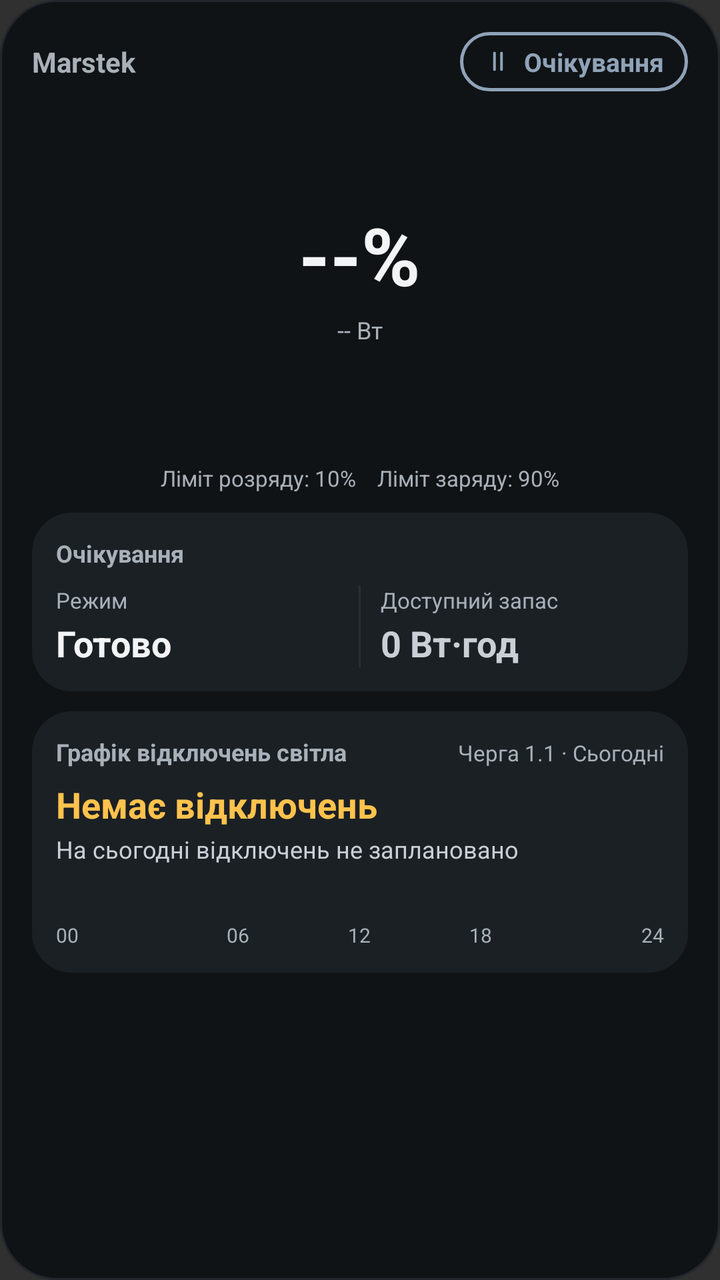
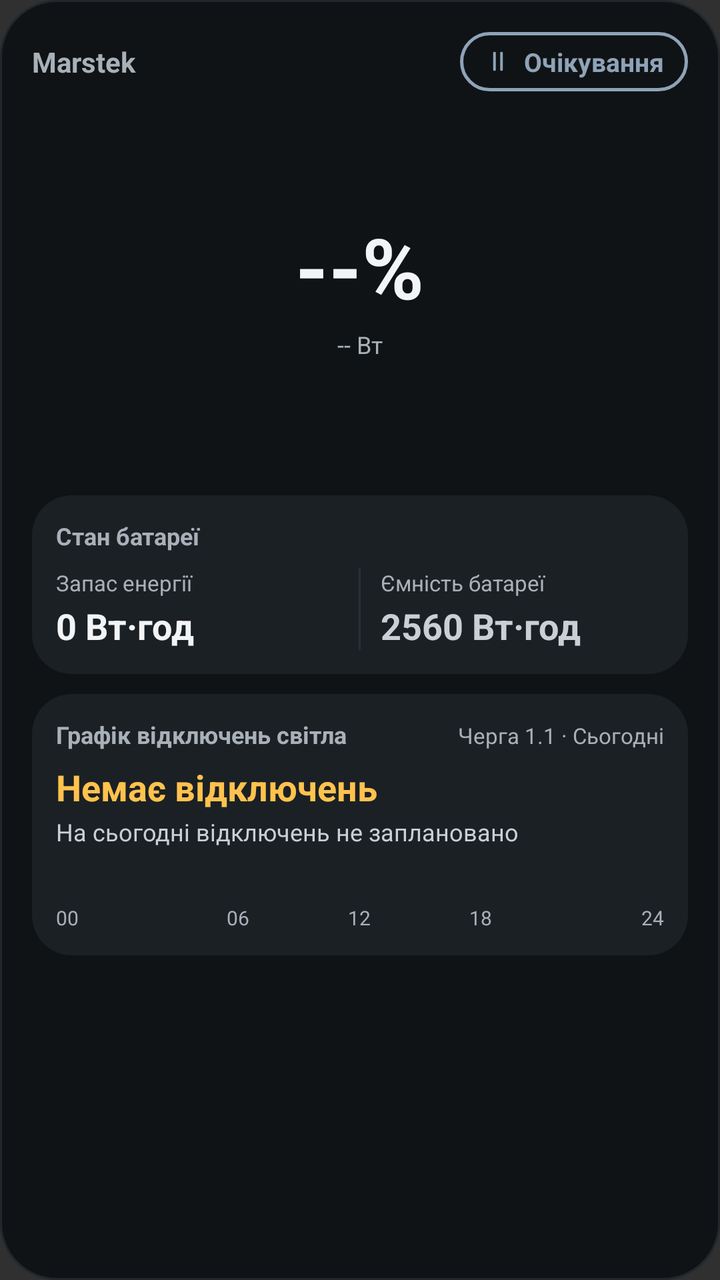

Screens rendered from an Android XML layout before and after an edit, with the pre-edit source and the edit as a unified diff.
<!-- AndroidManifest.xml: application theme Theme.AppCompat.NoActionBar -->
<!-- res/layout/widget_marstek_full.xml -->
<?xml version="1.0" encoding="utf-8"?>
<LinearLayout xmlns:android="http://schemas.android.com/apk/res/android"
    android:layout_width="match_parent"
    android:layout_height="match_parent"
    android:background="@drawable/widget_bg"
    android:orientation="vertical"
    android:padding="16dp">

    
    <LinearLayout
        android:layout_width="match_parent"
        android:layout_height="wrap_content"
        android:gravity="center_vertical"
        android:orientation="horizontal">

        <TextView
            android:id="@+id/fullHeaderTitle"
            android:layout_width="0dp"
            android:layout_height="wrap_content"
            android:layout_weight="1"
            android:ellipsize="end"
            android:maxLines="1"
            android:paddingVertical="4dp"
            android:text="Marstek"
            android:textColor="#A8B0B8"
            android:textSize="14sp"
            android:textStyle="bold" />

        <LinearLayout
            android:id="@+id/fullModeBadge"
            android:layout_width="wrap_content"
            android:layout_height="wrap_content"
            android:background="@drawable/badge_idle"
            android:gravity="center_vertical"
            android:orientation="horizontal"
            android:paddingHorizontal="12dp"
            android:paddingVertical="6dp">

            <ImageView
                android:id="@+id/fullModeIcon"
                android:layout_width="14dp"
                android:layout_height="14dp"
                android:contentDescription="@null"
                android:src="@drawable/ic_mode_idle" />

            <TextView
                android:id="@+id/fullModeLabel"
                android:layout_width="wrap_content"
                android:layout_height="wrap_content"
                android:layout_marginStart="6dp"
                android:maxLines="1"
                android:text="Очікування"
                android:textColor="#8FA3B8"
                android:textSize="13sp"
                android:textStyle="bold" />
        </LinearLayout>
    </LinearLayout>

    
    <FrameLayout
        android:id="@+id/fullGaugeContainer"
        android:layout_width="172dp"
        android:layout_height="172dp"
        android:layout_gravity="center_horizontal"
        android:layout_marginTop="8dp">

        <ImageView
            android:id="@+id/fullGaugeImage"
            android:layout_width="match_parent"
            android:layout_height="match_parent"
            android:contentDescription="@null"
            android:scaleType="fitCenter" />

        <LinearLayout
            android:layout_width="match_parent"
            android:layout_height="match_parent"
            android:gravity="center"
            android:orientation="vertical">

            <TextView
                android:id="@+id/fullSocText"
                android:layout_width="wrap_content"
                android:layout_height="wrap_content"
                android:fontFeatureSettings="tnum"
                android:includeFontPadding="false"
                android:text="--%"
                android:textColor="#F2F4F5"
                android:textSize="40sp"
                android:textStyle="bold" />

            <TextView
                android:id="@+id/fullPowerText"
                android:layout_width="wrap_content"
                android:layout_height="wrap_content"
                android:layout_marginTop="4dp"
                android:fontFeatureSettings="tnum"
                android:text="-- Вт"
                android:textColor="#A8B0B8"
                android:textSize="12sp" />
        </LinearLayout>
    </FrameLayout>

    
    <TextView
        android:id="@+id/fullLimitsLegend"
        android:layout_width="match_parent"
        android:layout_height="wrap_content"
        android:layout_marginTop="6dp"
        android:fontFeatureSettings="tnum"
        android:gravity="center"
        android:maxLines="1"
        android:text="Ліміт розряду: 10%    Ліміт заряду: 90%"
        android:textColor="#A8B0B8"
        android:textSize="11sp" />

    
    <LinearLayout
        android:layout_width="match_parent"
        android:layout_height="wrap_content"
        android:layout_marginTop="10dp"
        android:background="@drawable/widget_card_bg"
        android:orientation="vertical"
        android:padding="12dp">

        <TextView
            android:id="@+id/fullCardTitle"
            android:layout_width="match_parent"
            android:layout_height="wrap_content"
            android:maxLines="1"
            android:text="Очікування"
            android:textColor="#A8B0B8"
            android:textSize="12sp"
            android:textStyle="bold" />

        <LinearLayout
            android:layout_width="match_parent"
            android:layout_height="wrap_content"
            android:layout_marginTop="8dp"
            android:orientation="horizontal">

            <LinearLayout
                android:layout_width="0dp"
                android:layout_height="wrap_content"
                android:layout_weight="1"
                android:orientation="vertical">

                <TextView
                    android:id="@+id/fullLeftLabel"
                    android:layout_width="match_parent"
                    android:layout_height="wrap_content"
                    android:ellipsize="end"
                    android:maxLines="1"
                    android:text="Режим"
                    android:textColor="#A8B0B8"
                    android:textSize="11sp" />

                <TextView
                    android:id="@+id/fullWithLimitsValue"
                    android:layout_width="match_parent"
                    android:layout_height="wrap_content"
                    android:layout_marginTop="2dp"
                    android:ellipsize="end"
                    android:fontFeatureSettings="tnum"
                    android:maxLines="1"
                    android:text="Готово"
                    android:textColor="#F2F4F5"
                    android:textSize="18sp"
                    android:textStyle="bold" />
            </LinearLayout>

            <View
                android:layout_width="1dp"
                android:layout_height="match_parent"
                android:layout_marginHorizontal="10dp"
                android:background="#2A2F35" />

            <LinearLayout
                android:layout_width="0dp"
                android:layout_height="wrap_content"
                android:layout_weight="1"
                android:orientation="vertical">

                <TextView
                    android:id="@+id/fullRightLabel"
                    android:layout_width="match_parent"
                    android:layout_height="wrap_content"
                    android:ellipsize="end"
                    android:maxLines="1"
                    android:text="Доступний запас"
                    android:textColor="#A8B0B8"
                    android:textSize="11sp" />

                <TextView
                    android:id="@+id/fullWithoutLimitsValue"
                    android:layout_width="match_parent"
                    android:layout_height="wrap_content"
                    android:layout_marginTop="2dp"
                    android:ellipsize="end"
                    android:fontFeatureSettings="tnum"
                    android:maxLines="1"
                    android:text="0 Вт·год"
                    android:textColor="#C9CFD5"
                    android:textSize="18sp"
                    android:textStyle="bold" />
            </LinearLayout>
        </LinearLayout>
    </LinearLayout>

    
    <LinearLayout
        android:layout_width="match_parent"
        android:layout_height="wrap_content"
        android:layout_marginTop="10dp"
        android:background="@drawable/widget_card_bg"
        android:orientation="vertical"
        android:padding="12dp">

        <LinearLayout
            android:layout_width="match_parent"
            android:layout_height="wrap_content"
            android:orientation="horizontal">

            <TextView
                android:layout_width="0dp"
                android:layout_height="wrap_content"
                android:layout_weight="1"
                android:ellipsize="end"
                android:maxLines="1"
                android:text="Графік відключень світла"
                android:textColor="#A8B0B8"
                android:textSize="12sp"
                android:textStyle="bold" />

            <TextView
                android:id="@+id/fullOutageGroup"
                android:layout_width="wrap_content"
                android:layout_height="wrap_content"
                android:layout_marginStart="6dp"
                android:fontFeatureSettings="tnum"
                android:maxLines="1"
                android:text="Черга 1.1 · Сьогодні"
                android:textColor="#A8B0B8"
                android:textSize="11sp" />
        </LinearLayout>

        <TextView
            android:id="@+id/fullOutageRange"
            android:layout_width="match_parent"
            android:layout_height="wrap_content"
            android:layout_marginTop="6dp"
            android:fontFeatureSettings="tnum"
            android:maxLines="1"
            android:text="Немає відключень"
            android:textColor="#FFC24D"
            android:textSize="18sp"
            android:textStyle="bold" />

        <TextView
            android:id="@+id/fullOutageCountdown"
            android:layout_width="match_parent"
            android:layout_height="wrap_content"
            android:layout_marginTop="2dp"
            android:ellipsize="end"
            android:fontFeatureSettings="tnum"
            android:maxLines="1"
            android:text="На сьогодні відключень не заплановано"
            android:textColor="#C9CFD5"
            android:textSize="12sp" />

        <ImageView
            android:id="@+id/fullOutageBarImage"
            android:layout_width="match_parent"
            android:layout_height="16dp"
            android:layout_marginTop="8dp"
            android:contentDescription="@null"
            android:scaleType="fitXY" />

        <LinearLayout
            android:layout_width="match_parent"
            android:layout_height="wrap_content"
            android:layout_marginTop="4dp"
            android:orientation="horizontal">

            <TextView
                android:layout_width="0dp"
                android:layout_height="wrap_content"
                android:layout_weight="1"
                android:text="00"
                android:textColor="#A8B0B8"
                android:textSize="10sp" />

            <TextView
                android:layout_width="0dp"
                android:layout_height="wrap_content"
                android:layout_weight="1"
                android:gravity="center_horizontal"
                android:text="06"
                android:textColor="#A8B0B8"
                android:textSize="10sp" />

            <TextView
                android:layout_width="0dp"
                android:layout_height="wrap_content"
                android:layout_weight="1"
                android:gravity="center_horizontal"
                android:text="12"
                android:textColor="#A8B0B8"
                android:textSize="10sp" />

            <TextView
                android:layout_width="0dp"
                android:layout_height="wrap_content"
                android:layout_weight="1"
                android:gravity="center_horizontal"
                android:text="18"
                android:textColor="#A8B0B8"
                android:textSize="10sp" />

            <TextView
                android:layout_width="0dp"
                android:layout_height="wrap_content"
                android:layout_weight="1"
                android:gravity="end"
                android:text="24"
                android:textColor="#A8B0B8"
                android:textSize="10sp" />
        </LinearLayout>
    </LinearLayout>

</LinearLayout>
<!-- resources referenced by this layout -->
<resources>
  <!-- drawable badge_idle (drawable) -->
  <?xml version="1.0" encoding="utf-8"?>
  <shape xmlns:android="http://schemas.android.com/apk/res/android"
      android:shape="rectangle">
      <solid android:color="#101316" />
      <corners android:radius="99dp" />
      <stroke
          android:width="1.5dp"
          android:color="#8FA3B8" />
  </shape>
  <!-- drawable ic_mode_idle (drawable) -->
  <?xml version="1.0" encoding="utf-8"?>
  <vector xmlns:android="http://schemas.android.com/apk/res/android"
      android:width="14dp"
      android:height="14dp"
      android:viewportWidth="24"
      android:viewportHeight="24">
      <path
          android:fillColor="#00000000"
          android:pathData="M9,5v14M15,5v14"
          android:strokeColor="#8FA3B8"
          android:strokeLineCap="round"
          android:strokeLineJoin="round"
          android:strokeWidth="2.4" />
  </vector>
  <!-- drawable widget_bg (drawable) -->
  <?xml version="1.0" encoding="utf-8"?>
  <shape xmlns:android="http://schemas.android.com/apk/res/android"
      android:shape="rectangle">
      <solid android:color="#101316" />
      <corners android:radius="28dp" />
      <stroke
          android:width="1dp"
          android:color="#22272E" />
  </shape>
  <!-- drawable widget_card_bg (drawable) -->
  <?xml version="1.0" encoding="utf-8"?>
  <shape xmlns:android="http://schemas.android.com/apk/res/android"
      android:shape="rectangle">
      <solid android:color="#1B2025" />
      <corners android:radius="20dp" />
  </shape>
</resources>

<!-- the commit's change to res/layout/widget_marstek_full.xml (unified diff, before → after) -->
@@ -59,10 +59,10 @@
     
     <FrameLayout
         android:id="@+id/fullGaugeContainer"
-        android:layout_width="172dp"
-        android:layout_height="172dp"
+        android:layout_width="180dp"
+        android:layout_height="180dp"
         android:layout_gravity="center_horizontal"
-        android:layout_marginTop="8dp">
+        android:layout_marginTop="10dp">
 
         <ImageView
             android:id="@+id/fullGaugeImage"
@@ -85,7 +85,7 @@
                 android:includeFontPadding="false"
                 android:text="--%"
                 android:textColor="#F2F4F5"
-                android:textSize="40sp"
+                android:textSize="42sp"
                 android:textStyle="bold" />
 
             <TextView
@@ -101,17 +101,97 @@
     </FrameLayout>
 
     
-    <TextView
-        android:id="@+id/fullLimitsLegend"
+    <LinearLayout
         android:layout_width="match_parent"
         android:layout_height="wrap_content"
-        android:layout_marginTop="6dp"
-        android:fontFeatureSettings="tnum"
-        android:gravity="center"
-        android:maxLines="1"
-        android:text="Ліміт розряду: 10%    Ліміт заряду: 90%"
-        android:textColor="#A8B0B8"
-        android:textSize="11sp" />
+        android:layout_marginTop="12dp"
+        android:background="@drawable/widget_card_bg"
+        android:orientation="vertical"
+        android:padding="12dp">
+
+        <TextView
+            android:id="@+id/fullCardTitle"
+            android:layout_width="match_parent"
+            android:layout_height="wrap_content"
+            android:maxLines="1"
+            android:text="Стан батареї"
+            android:textColor="#A8B0B8"
+            android:textSize="12sp"
+            android:textStyle="bold" />
+
+        <LinearLayout
+            android:layout_width="match_parent"
+            android:layout_height="wrap_content"
+            android:layout_marginTop="8dp"
+            android:orientation="horizontal">
+
+            <LinearLayout
+                android:layout_width="0dp"
+                android:layout_height="wrap_content"
+                android:layout_weight="1"
+                android:orientation="vertical">
+
+                <TextView
+                    android:id="@+id/fullLeftLabel"
+                    android:layout_width="match_parent"
+                    android:layout_height="wrap_content"
+                    android:ellipsize="end"
+                    android:maxLines="1"
+                    android:text="Запас енергії"
+                    android:textColor="#A8B0B8"
+                    android:textSize="11sp" />
+
+                <TextView
+                    android:id="@+id/fullPrimaryValue"
+                    android:layout_width="match_parent"
+                    android:layout_height="wrap_content"
+                    android:layout_marginTop="2dp"
+                    android:ellipsize="end"
+                    android:fontFeatureSettings="tnum"
+                    android:maxLines="1"
+                    android:text="0 Вт·год"
+                    android:textColor="#F2F4F5"
+                    android:textSize="18sp"
+                    android:textStyle="bold" />
+            </LinearLayout>
+
+            <View
+                android:layout_width="1dp"
+                android:layout_height="match_parent"
+                android:layout_marginHorizontal="10dp"
+                android:background="#2A2F35" />
+
+            <LinearLayout
+                android:layout_width="0dp"
+                android:layout_height="wrap_content"
+                android:layout_weight="1"
+                android:orientation="vertical">
+
+                <TextView
+                    android:id="@+id/fullRightLabel"
+                    android:layout_width="match_parent"
+                    android:layout_height="wrap_content"
+                    android:ellipsize="end"
+                    android:maxLines="1"
+                    android:text="Ємність батареї"
+                    android:textColor="#A8B0B8"
+                    android:textSize="11sp" />
+
+                <TextView
+                    android:id="@+id/fullSecondaryValue"
+                    android:layout_width="match_parent"
+                    android:layout_height="wrap_content"
+                    android:layout_marginTop="2dp"
+                    android:ellipsize="end"
+                    android:fontFeatureSettings="tnum"
+                    android:maxLines="1"
+                    android:text="2560 Вт·год"
+                    android:textColor="#C9CFD5"
+                    android:textSize="18sp"
+                    android:textStyle="bold" />
+            </LinearLayout>
+        </LinearLayout>
+    </LinearLayout>
 
     
     <LinearLayout
@@ -122,99 +202,6 @@
         android:orientation="vertical"
         android:padding="12dp">
 
-        <TextView
-            android:id="@+id/fullCardTitle"
-            android:layout_width="match_parent"
-            android:layout_height="wrap_content"
-            android:maxLines="1"
-            android:text="Очікування"
-            android:textColor="#A8B0B8"
-            android:textSize="12sp"
-            android:textStyle="bold" />
-
-        <LinearLayout
-            android:layout_width="match_parent"
-            android:layout_height="wrap_content"
-            android:layout_marginTop="8dp"
-            android:orientation="horizontal">
-
-            <LinearLayout
-                android:layout_width="0dp"
-                android:layout_height="wrap_content"
-                android:layout_weight="1"
-                android:orientation="vertical">
-
-                <TextView
-                    android:id="@+id/fullLeftLabel"
-                    android:layout_width="match_parent"
-                    android:layout_height="wrap_content"
-                    android:ellipsize="end"
-                    android:maxLines="1"
-                    android:text="Режим"
-                    android:textColor="#A8B0B8"
-                    android:textSize="11sp" />
-
-                <TextView
-                    android:id="@+id/fullWithLimitsValue"
-                    android:layout_width="match_parent"
-                    android:layout_height="wrap_content"
-                    android:layout_marginTop="2dp"
-                    android:ellipsize="end"
-                    android:fontFeatureSettings="tnum"
-                    android:maxLines="1"
-                    android:text="Готово"
-                    android:textColor="#F2F4F5"
-                    android:textSize="18sp"
-                    android:textStyle="bold" />
-            </LinearLayout>
-
-            <View
-                android:layout_width="1dp"
-                android:layout_height="match_parent"
-                android:layout_marginHorizontal="10dp"
-                android:background="#2A2F35" />
-
-            <LinearLayout
-                android:layout_width="0dp"
-                android:layout_height="wrap_content"
-                android:layout_weight="1"
-                android:orientation="vertical">
-
-                <TextView
-                    android:id="@+id/fullRightLabel"
-                    android:layout_width="match_parent"
-                    android:layout_height="wrap_content"
-                    android:ellipsize="end"
-                    android:maxLines="1"
-                    android:text="Доступний запас"
-                    android:textColor="#A8B0B8"
-                    android:textSize="11sp" />
-
-                <TextView
-                    android:id="@+id/fullWithoutLimitsValue"
-                    android:layout_width="match_parent"
-                    android:layout_height="wrap_content"
-                    android:layout_marginTop="2dp"
-                    android:ellipsize="end"
-                    android:fontFeatureSettings="tnum"
-                    android:maxLines="1"
-                    android:text="0 Вт·год"
-                    android:textColor="#C9CFD5"
-                    android:textSize="18sp"
-                    android:textStyle="bold" />
-            </LinearLayout>
-        </LinearLayout>
-    </LinearLayout>
-
-    
-    <LinearLayout
-        android:layout_width="match_parent"
-        android:layout_height="wrap_content"
-        android:layout_marginTop="10dp"
-        android:background="@drawable/widget_card_bg"
-        android:orientation="vertical"
-        android:padding="12dp">
-
         <LinearLayout
             android:layout_width="match_parent"
             android:layout_height="wrap_content"
